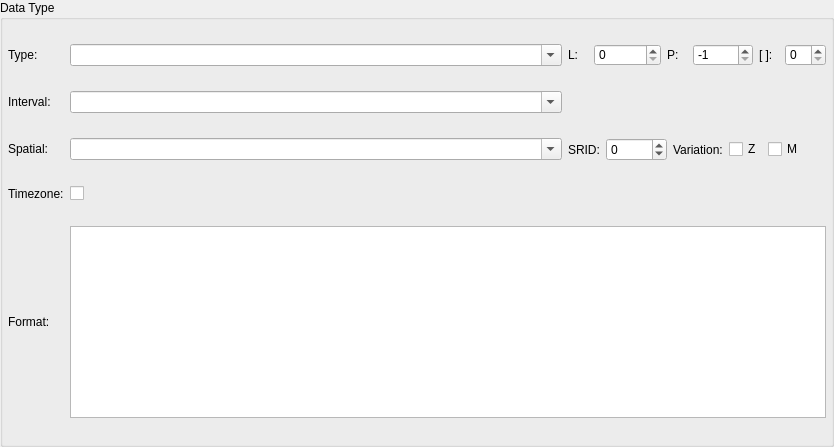
This is libs/libgui/ui/dbobjects/pgsqltypewidget.ui in pgmodeler/pgmodeler as Qt 5 draws it before an edit. The edited form follows.
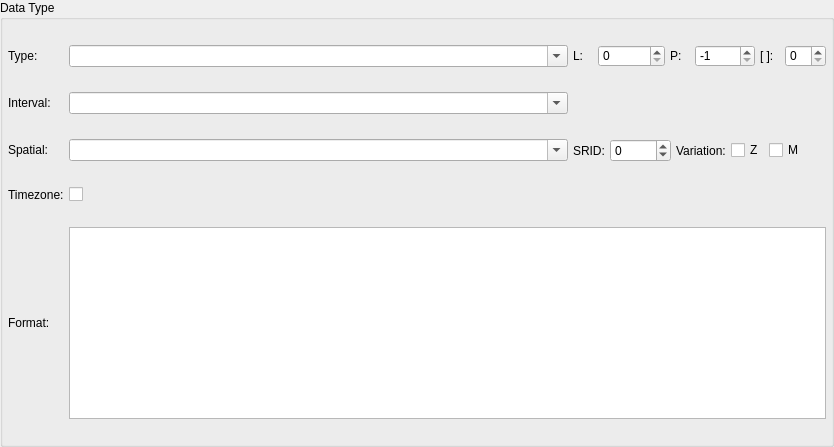
This is the edited form.

Commit message: Adjusted the layout spacing/margins in ui/dbobjects/*

```diff
--- a/libs/libgui/ui/dbobjects/pgsqltypewidget.ui
+++ b/libs/libgui/ui/dbobjects/pgsqltypewidget.ui
@@ -45,7 +45,7 @@
     <number>0</number>
    </property>
    <property name="spacing">
-    <number>10</number>
+    <number>5</number>
    </property>
    <item row="0" column="0">
     <widget class="QGroupBox" name="groupBox">
@@ -80,6 +80,9 @@
       <property name="bottomMargin">
        <number>5</number>
       </property>
+      <property name="spacing">
+       <number>5</number>
+      </property>
       <item row="2" column="0">
        <widget class="QLabel" name="spatial_lbl">
         <property name="enabled">
@@ -105,7 +108,6 @@
         </property>
         <property name="font">
          <font>
-          <weight>50</weight>
           <italic>false</italic>
           <bold>false</bold>
          </font>
@@ -255,7 +257,6 @@
         </property>
         <property name="font">
          <font>
-          <weight>50</weight>
           <italic>false</italic>
           <bold>false</bold>
          </font>
@@ -334,7 +335,6 @@
         </property>
         <property name="font">
          <font>
-          <weight>50</weight>
           <italic>false</italic>
           <bold>false</bold>
          </font>
@@ -412,7 +412,6 @@
         </property>
         <property name="font">
          <font>
-          <weight>50</weight>
           <italic>false</italic>
           <bold>false</bold>
          </font>
@@ -487,7 +486,6 @@
         </property>
         <property name="font">
          <font>
-          <weight>50</weight>
           <italic>false</italic>
           <bold>false</bold>
          </font>
@@ -519,7 +517,6 @@
         </property>
         <property name="font">
          <font>
-          <weight>50</weight>
           <bold>false</bold>
           <stylestrategy>PreferDefault</stylestrategy>
          </font>
@@ -574,6 +571,9 @@
       </item>
       <item row="2" column="9" colspan="6">
        <layout class="QHBoxLayout" name="horizontalLayout">
+        <property name="spacing">
+         <number>5</number>
+        </property>
         <item>
          <widget class="QLabel" name="srid_lbl">
           <property name="text">
@@ -616,7 +616,6 @@
           </property>
           <property name="font">
            <font>
-            <weight>50</weight>
             <italic>false</italic>
             <bold>false</bold>
            </font>
```
The commit also changes 53 other files.
